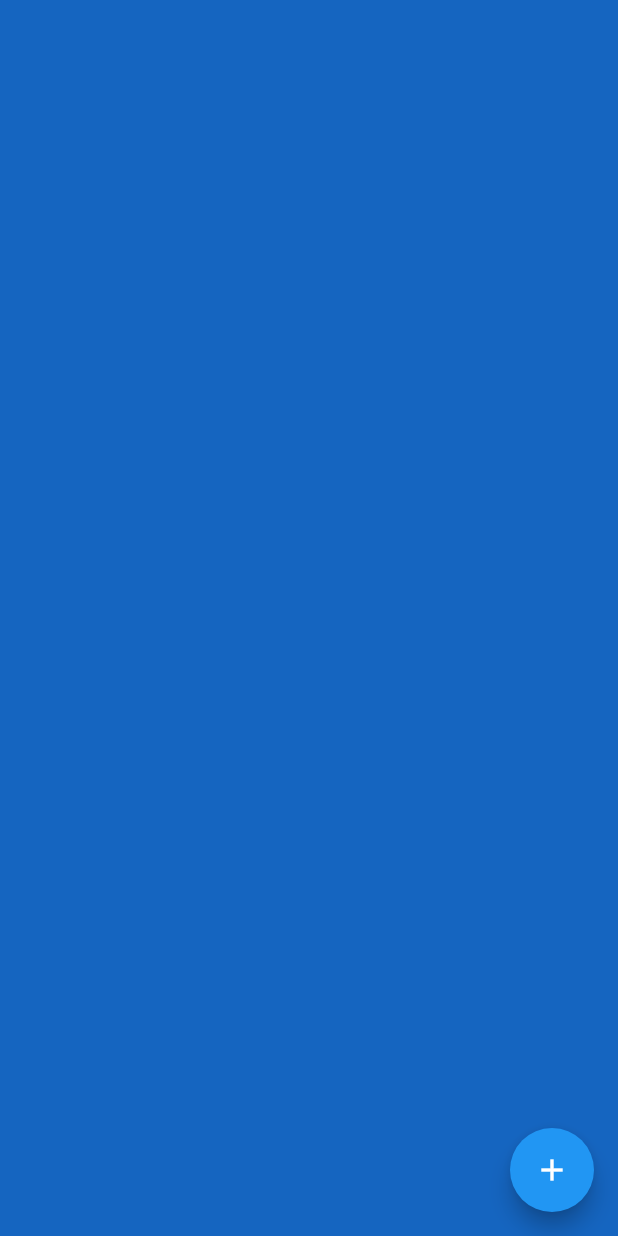
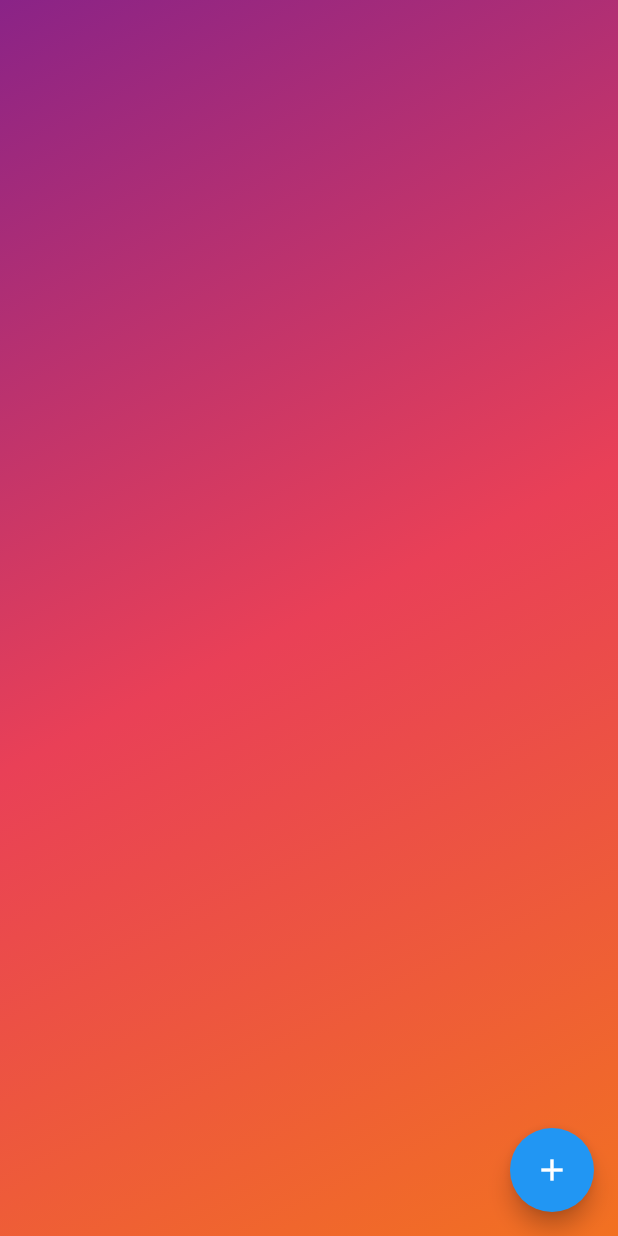
Before and after one commit to abianfikri/130_DocAsdos, a Flutter app: the MatakuliahPage screen opened directly, on a phone screen of 412 x 824 dp. Run offline on Flutter 3.47's test engine with Material 2 defaults, Android fonts, the phone set to English and light mode, and no system bars; our stand-ins replace cloud_firestore, firebase_auth, firebase_core, firebase_storage, flutter_spinkit, image_picker; accounts and stored records are empty.

Commit message:
add BoxDecoration for backgroundColor page

```diff
--- a/lib/view/admin/matakuliah_page.dart
+++ b/lib/view/admin/matakuliah_page.dart
@@ -3,7 +3,6 @@ import 'package:final_exam_project/controller/auth_controller.dart';
 import 'package:final_exam_project/controller/matakuliah_controller.dart';
 import 'package:final_exam_project/model/user_model.dart';
 import 'package:final_exam_project/view/admin/add_matakuliah.dart';
-import 'package:final_exam_project/view/admin/home_admin.dart';
 import 'package:final_exam_project/view/admin/update_matakuliah.dart';
 import 'package:final_exam_project/view/halaman_login.dart';
 import 'package:firebase_auth/firebase_auth.dart';
@@ -25,15 +24,26 @@ class _MatakuliahPageState extends State<MatakuliahPage> {
   @override
   void initState() {
     // TODO: implement initState
+    mkctr.getMatkul();
     super.initState();
-    mkctr.getMatkul();
   }
 
   @override
   Widget build(BuildContext context) {
     return Scaffold(
-      backgroundColor: Colors.blue.shade800,
       body: SafeArea(
+        child: Container(
+          decoration: BoxDecoration(
+            gradient: LinearGradient(
+              begin: Alignment.topLeft,
+              end: Alignment.bottomRight,
+              colors: [
+                Color(0xFF8A2387),
+                Color(0xFFE94057),
+                Color(0xFFF27121),
+              ],
+            ),
+          ),
           child: Column(
             crossAxisAlignment: CrossAxisAlignment.center,
             children: [
@@ -108,6 +118,14 @@ class _MatakuliahPageState extends State<MatakuliahPage> {
                                     id: data[index]['id'].toString(),
                                   ),
                                 ),
+                              ).then(
+                                (value) {
+                                  if (value == true) {
+                                    setState(() {
+                                      mkctr.getMatkul();
+                                    });
+                                  }
+                                },
                               );
                             },
                             child: Card(
@@ -175,10 +193,21 @@ class _MatakuliahPageState extends State<MatakuliahPage> {
             ],
           ),
         ),
+      ),
       floatingActionButton: FloatingActionButton(
         onPressed: () {
-          Navigator.push(context,
-              MaterialPageRoute(builder: (context) => const AddMatakuliah()));
+          Navigator.push(
+            context,
+            MaterialPageRoute(builder: (context) => const AddMatakuliah()),
+          ).then(
+            (value) {
+              if (value == true) {
+                setState(() {
+                  mkctr.getMatkul();
+                });
+              }
+            },
+          );
         },
         heroTag: null,
         child: const Icon(Icons.add),
```
Lines whose indentation alone changed are shown as unchanged.
